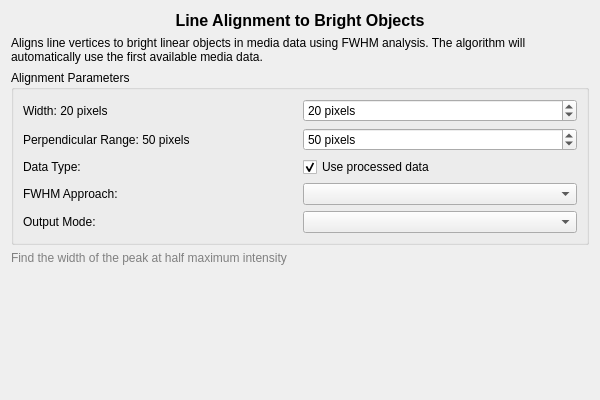
First picture: the form in src/WhiskerToolbox/DataTransform_Widget/Lines/LineAlignment_Widget/LineAlignment_Widget.ui, repository paulmthompson/WhiskerToolbox, before the edit.
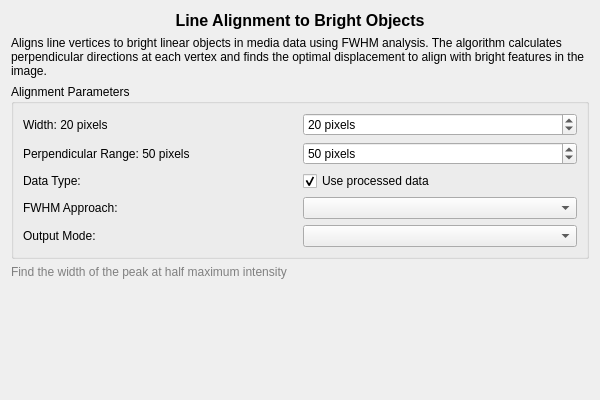
Second picture: the form after the edit.

Commit message: Description Label fix

Patch:
```diff
--- a/src/WhiskerToolbox/DataTransform_Widget/Lines/LineAlignment_Widget/LineAlignment_Widget.ui
+++ b/src/WhiskerToolbox/DataTransform_Widget/Lines/LineAlignment_Widget/LineAlignment_Widget.ui
@@ -33,7 +33,7 @@
    <item>
     <widget class="QLabel" name="descriptionLabel">
      <property name="text">
-      <string>Aligns line vertices to bright linear objects in media data using FWHM analysis. The algorithm will automatically use the first available media data.</string>
+      <string>Aligns line vertices to bright linear objects in media data using FWHM analysis. The algorithm calculates perpendicular directions at each vertex and finds the optimal displacement to align with bright features in the image.</string>
      </property>
      <property name="wordWrap">
       <bool>true</bool>
```
